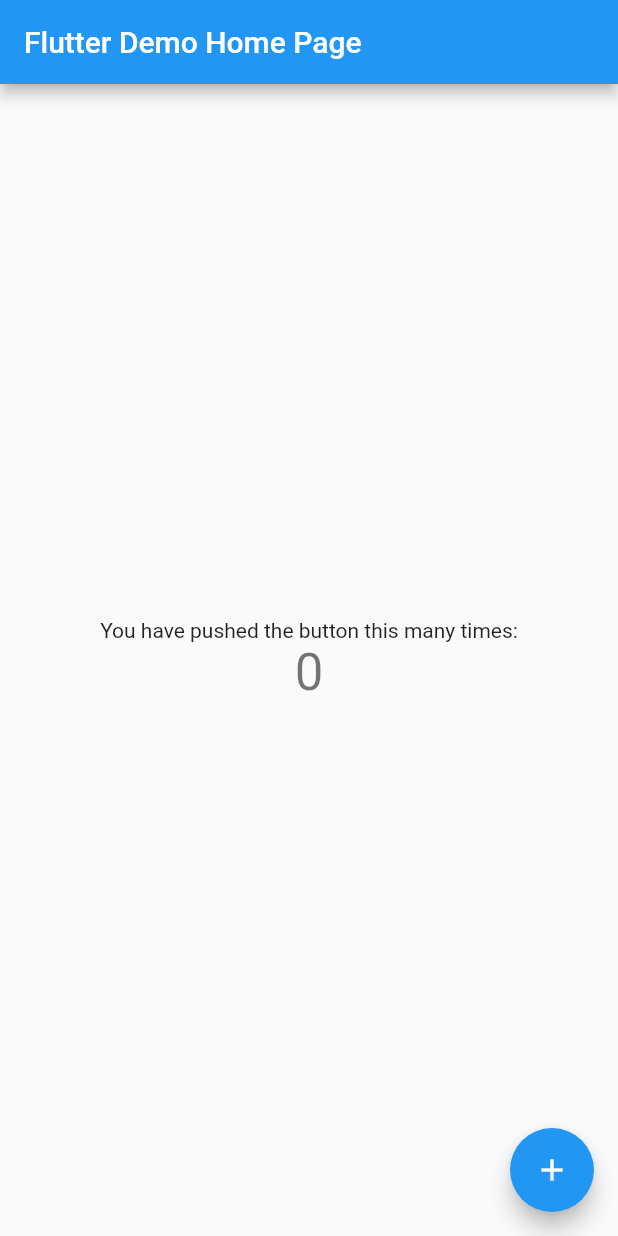
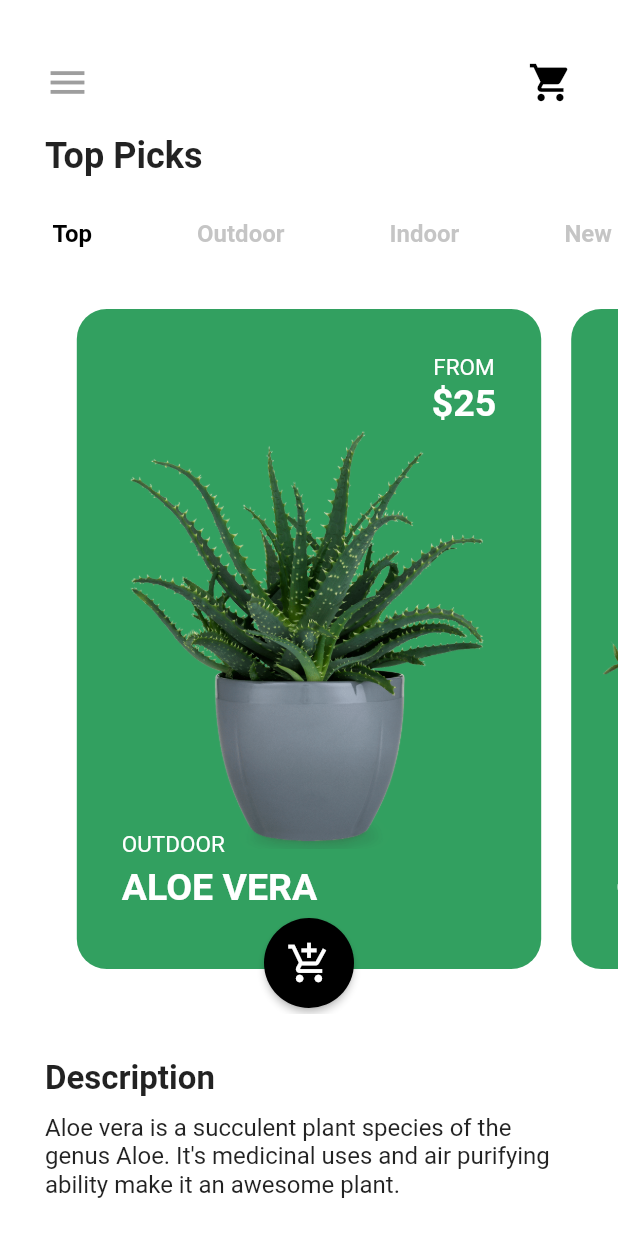
Before and after one commit to TunNandaAung/flutter-plant-shop-ui, a Flutter app: the screen it shows after launch, on a phone screen of 412 x 824 dp. Run offline on Flutter 3.47's test engine with Material 2 defaults, Android fonts, the phone set to English and light mode, and no system bars.

Commit message:
Implement UI

```diff
--- a/lib/main.dart
+++ b/lib/main.dart
@@ -1,111 +1,15 @@
 import 'package:flutter/material.dart';
+import 'package:plant_shop_ui/screen/shop_screen.dart';
 
 void main() => runApp(MyApp());
 
 class MyApp extends StatelessWidget {
-  // This widget is the root of your application.
   @override
   Widget build(BuildContext context) {
     return MaterialApp(
-      title: 'Flutter Demo',
-      theme: ThemeData(
-        // This is the theme of your application.
-        //
-        // Try running your application with "flutter run". You'll see the
-        // application has a blue toolbar. Then, without quitting the app, try
-        // changing the primarySwatch below to Colors.green and then invoke
-        // "hot reload" (press "r" in the console where you ran "flutter run",
-        // or simply save your changes to "hot reload" in a Flutter IDE).
-        // Notice that the counter didn't reset back to zero; the application
-        // is not restarted.
-        primarySwatch: Colors.blue,
-      ),
-      home: MyHomePage(title: 'Flutter Demo Home Page'),
+      title: 'Flutter Plant Shop UI',
+      debugShowCheckedModeBanner: false,
+      home: ShopScreen(),
     );
   }
 }
-
-class MyHomePage extends StatefulWidget {
-  MyHomePage({Key key, this.title}) : super(key: key);
-
-  // This widget is the home page of your application. It is stateful, meaning
-  // that it has a State object (defined below) that contains fields that affect
-  // how it looks.
-
-  // This class is the configuration for the state. It holds the values (in this
-  // case the title) provided by the parent (in this case the App widget) and
-  // used by the build method of the State. Fields in a Widget subclass are
-  // always marked "final".
-
-  final String title;
-
-  @override
-  _MyHomePageState createState() => _MyHomePageState();
-}
-
-class _MyHomePageState extends State<MyHomePage> {
-  int _counter = 0;
-
-  void _incrementCounter() {
-    setState(() {
-      // This call to setState tells the Flutter framework that something has
-      // changed in this State, which causes it to rerun the build method below
-      // so that the display can reflect the updated values. If we changed
-      // _counter without calling setState(), then the build method would not be
-      // called again, and so nothing would appear to happen.
-      _counter++;
-    });
-  }
-
-  @override
-  Widget build(BuildContext context) {
-    // This method is rerun every time setState is called, for instance as done
-    // by the _incrementCounter method above.
-    //
-    // The Flutter framework has been optimized to make rerunning build methods
-    // fast, so that you can just rebuild anything that needs updating rather
-    // than having to individually change instances of widgets.
-    return Scaffold(
-      appBar: AppBar(
-        // Here we take the value from the MyHomePage object that was created by
-        // the App.build method, and use it to set our appbar title.
-        title: Text(widget.title),
-      ),
-      body: Center(
-        // Center is a layout widget. It takes a single child and positions it
-        // in the middle of the parent.
-        child: Column(
-          // Column is also a layout widget. It takes a list of children and
-          // arranges them vertically. By default, it sizes itself to fit its
-          // children horizontally, and tries to be as tall as its parent.
-          //
-          // Invoke "debug painting" (press "p" in the console, choose the
-          // "Toggle Debug Paint" action from the Flutter Inspector in Android
-          // Studio, or the "Toggle Debug Paint" command in Visual Studio Code)
-          // to see the wireframe for each widget.
-          //
-          // Column has various properties to control how it sizes itself and
-          // how it positions its children. Here we use mainAxisAlignment to
-          // center the children vertically; the main axis here is the vertical
-          // axis because Columns are vertical (the cross axis would be
-          // horizontal).
-          mainAxisAlignment: MainAxisAlignment.center,
-          children: <Widget>[
-            Text(
-              'You have pushed the button this many times:',
-            ),
-            Text(
-              '$_counter',
-              style: Theme.of(context).textTheme.display1,
-            ),
-          ],
-        ),
-      ),
-      floatingActionButton: FloatingActionButton(
-        onPressed: _incrementCounter,
-        tooltip: 'Increment',
-        child: Icon(Icons.add),
-      ), // This trailing comma makes auto-formatting nicer for build methods.
-    );
-  }
-}
--- /dev/null
+++ b/lib/model/model.dart
@@ -0,0 +1,47 @@
+class Plant {
+  final String imageUrl;
+  final String name;
+  final String category;
+  final int price;
+  final String size;
+  final String description;
+
+  Plant({
+    this.imageUrl,
+    this.name,
+    this.category,
+    this.price,
+    this.size,
+    this.description,
+  });
+}
+
+final List<Plant> plants = [
+  Plant(
+    imageUrl: 'assets/images/plant0.png',
+    name: 'Aloe Vera',
+    category: 'Outdoor',
+    price: 25,
+    size: 'Small',
+    description:
+        'Aloe vera is a succulent plant species of the genus Aloe. It\'s medicinal uses and air purifying ability make it an awesome plant.',
+  ),
+  Plant(
+    imageUrl: 'assets/images/plant1.png',
+    name: 'Cool Plant',
+    category: 'Indoor',
+    price: 30,
+    size: 'Medium',
+    description:
+        'Lorem ipsum dolor sit amet, consectetur adipiscing elit. Curabitur porta risus id urna luctus efficitur.',
+  ),
+  Plant(
+    imageUrl: 'assets/images/plant2.png',
+    name: 'Really Cool Plant',
+    category: 'New Arrival',
+    price: 42,
+    size: 'Large',
+    description:
+        'Lorem ipsum dolor sit amet, consectetur adipiscing elit. Curabitur porta risus id urna luctus efficitur. Suspendisse vulputate faucibus est, a vehicula sem eleifend quis.',
+  ),
+];
--- /dev/null
+++ b/lib/screen/shop_screen.dart
@@ -0,0 +1,238 @@
+import 'package:flutter/material.dart';
+import 'package:flutter/services.dart';
+import 'package:plant_shop_ui/model/model.dart';
+import 'package:plant_shop_ui/screen/plant_screen.dart';
+
+class ShopScreen extends StatefulWidget {
+  @override
+  _ShopScreenState createState() => _ShopScreenState();
+}
+
+class _ShopScreenState extends State<ShopScreen>
+    with SingleTickerProviderStateMixin {
+  TabController _tabController;
+  PageController _pageController;
+  int _selectedPage = 0;
+
+  @override
+  void initState() {
+    _tabController = TabController(initialIndex: 0, length: 5, vsync: this);
+    _pageController = PageController(initialPage: 0, viewportFraction: 0.8);
+    super.initState();
+  }
+
+  Widget _plantSelector(int index) {
+    return AnimatedBuilder(
+      animation: _pageController,
+      builder: (BuildContext context, Widget widget) {
+        double value = 1;
+        if (_pageController.position.haveDimensions) {
+          value = _pageController.page - index;
+          value = (1 - (value.abs() * 0.3)).clamp(0.0, 1.0);
+        }
+        return Center(
+            child: SizedBox(
+          height: Curves.easeInOut.transform(value) * 500,
+          width: Curves.easeInOut.transform(value) * 400,
+          child: widget,
+        ));
+      },
+      child: GestureDetector(
+        onTap: () {
+          Navigator.of(context).push(MaterialPageRoute(
+              builder: (_) => PlantScreen(plant: plants[index])));
+        },
+        child: Stack(
+          alignment: Alignment.center,
+          children: <Widget>[
+            Container(
+              decoration: BoxDecoration(
+                  color: Color(0xFF32A060),
+                  borderRadius: BorderRadius.circular(20.0)),
+              margin: EdgeInsets.fromLTRB(10.0, 10.0, 10.0, 30.0),
+              child: Stack(
+                children: <Widget>[
+                  Center(
+                    child: Hero(
+                      tag: plants[index].imageUrl,
+                      child: Image(
+                        height: 280.0,
+                        width: 280.0,
+                        image: AssetImage('assets/images/plant$index.png'),
+                        fit: BoxFit.cover,
+                      ),
+                    ),
+                  ),
+                  Positioned(
+                    top: 30.0,
+                    right: 30.0,
+                    child: Column(
+                      crossAxisAlignment: CrossAxisAlignment.center,
+                      children: <Widget>[
+                        Text(
+                          'FROM',
+                          style: TextStyle(color: Colors.white, fontSize: 15.0),
+                        ),
+                        Text('\$${plants[index].price}',
+                            style: TextStyle(
+                              color: Colors.white,
+                              fontSize: 25.0,
+                              fontWeight: FontWeight.w600,
+                            ))
+                      ],
+                    ),
+                  ),
+                  Positioned(
+                    left: 30.0,
+                    bottom: 40.0,
+                    child: Column(
+                      crossAxisAlignment: CrossAxisAlignment.start,
+                      children: <Widget>[
+                        Text(
+                          plants[index].category.toUpperCase(),
+                          style: TextStyle(color: Colors.white, fontSize: 15.0),
+                        ),
+                        SizedBox(height: 5.0),
+                        Text(
+                          plants[index].name.toUpperCase(),
+                          style: TextStyle(
+                              color: Colors.white,
+                              fontSize: 25.0,
+                              fontWeight: FontWeight.w600),
+                        ),
+                      ],
+                    ),
+                  )
+                ],
+              ),
+            ),
+            Positioned(
+              bottom: 4.0,
+              child: RawMaterialButton(
+                padding: EdgeInsets.all(15.0),
+                shape: CircleBorder(),
+                elevation: 2.0,
+                fillColor: Colors.black,
+                child: Icon(Icons.add_shopping_cart,
+                    color: Colors.white, size: 30.0),
+                onPressed: () {},
+              ),
+            )
+          ],
+        ),
+      ),
+    );
+  }
+
+  @override
+  Widget build(BuildContext context) {
+    return Scaffold(
+      backgroundColor: Colors.white,
+      body: AnnotatedRegion<SystemUiOverlayStyle>(
+        value: SystemUiOverlayStyle.light,
+        child: ListView(
+          padding: EdgeInsets.symmetric(vertical: 40.0),
+          children: <Widget>[
+            Padding(
+              padding: EdgeInsets.symmetric(horizontal: 30.0),
+              child: Row(
+                mainAxisAlignment: MainAxisAlignment.spaceBetween,
+                children: <Widget>[
+                  Icon(Icons.menu, size: 30, color: Colors.grey),
+                  Icon(Icons.shopping_cart, size: 30, color: Colors.black)
+                ],
+              ),
+            ),
+            SizedBox(height: 20.0),
+            Padding(
+              padding: EdgeInsets.only(left: 30.0),
+              child: Text('Top Picks',
+                  style:
+                      TextStyle(fontSize: 24.0, fontWeight: FontWeight.w600)),
+            ),
+            SizedBox(height: 15.0),
+            TabBar(
+              controller: _tabController,
+              indicatorColor: Colors.transparent,
+              labelColor: Colors.black,
+              unselectedLabelColor: Colors.grey.withOpacity(0.6),
+              labelPadding: EdgeInsets.symmetric(horizontal: 35.0),
+              isScrollable: true,
+              tabs: <Widget>[
+                Tab(
+                  child: Text(
+                    'Top',
+                    style:
+                        TextStyle(fontSize: 16.0, fontWeight: FontWeight.bold),
+                  ),
+                ),
+                Tab(
+                  child: Text(
+                    'Outdoor',
+                    style:
+                        TextStyle(fontSize: 16.0, fontWeight: FontWeight.bold),
+                  ),
+                ),
+                Tab(
+                  child: Text(
+                    'Indoor',
+                    style:
+                        TextStyle(fontSize: 16.0, fontWeight: FontWeight.bold),
+                  ),
+                ),
+                Tab(
+                  child: Text(
+                    'New Arrivals',
+                    style:
+                        TextStyle(fontSize: 16.0, fontWeight: FontWeight.bold),
+                  ),
+                ),
+                Tab(
+                  child: Text(
+                    'Limited Editon',
+                    style:
+                        TextStyle(fontSize: 16.0, fontWeight: FontWeight.bold),
+                  ),
+                )
+              ],
+            ),
+            SizedBox(height: 15.0),
+            Container(
+                height: 480.0,
+                width: double.infinity,
+                child: PageView.builder(
+                  controller: _pageController,
+                  onPageChanged: (int index) {
+                    setState(() {
+                      _selectedPage = index;
+                    });
+                  },
+                  itemCount: plants.length,
+                  itemBuilder: (BuildContext context, int index) {
+                    return _plantSelector(index);
+                  },
+                )),
+            Padding(
+              padding: EdgeInsets.all(30.0),
+              child: Column(
+                crossAxisAlignment: CrossAxisAlignment.start,
+                children: <Widget>[
+                  Text(
+                    'Description',
+                    style:
+                        TextStyle(fontSize: 22.0, fontWeight: FontWeight.w600),
+                  ),
+                  SizedBox(
+                    height: 10.0,
+                  ),
+                  Text(plants[_selectedPage].description,
+                      style: TextStyle(color: Colors.black87, fontSize: 16.0))
+                ],
+              ),
+            )
+          ],
+        ),
+      ),
+    );
+  }
+}
```
Also changed, not shown: lib/screen/plant_screen.dart (added, +187 -0 lines).
